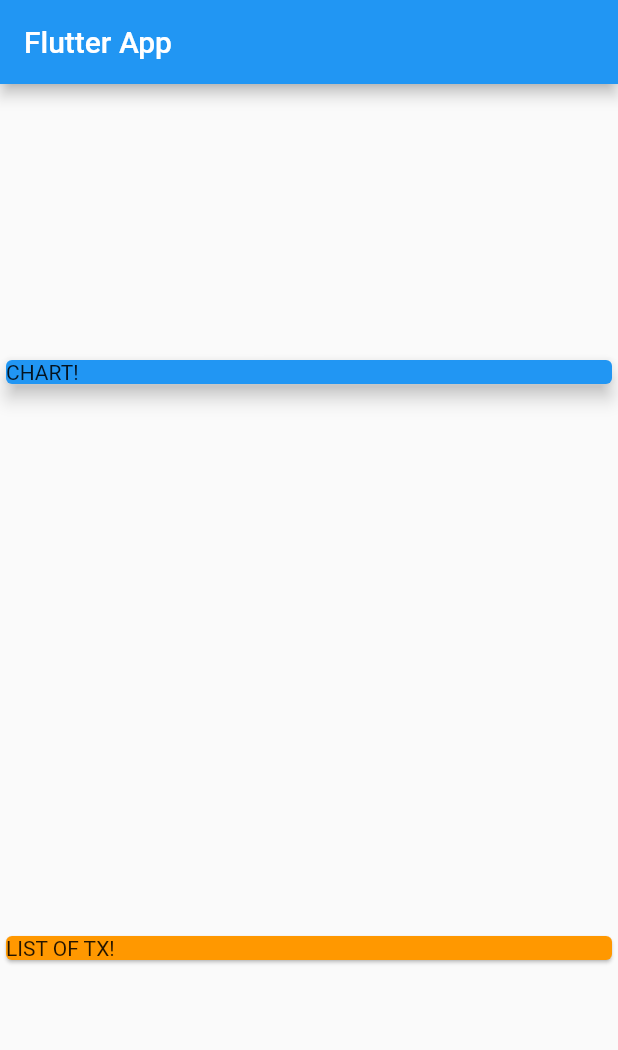
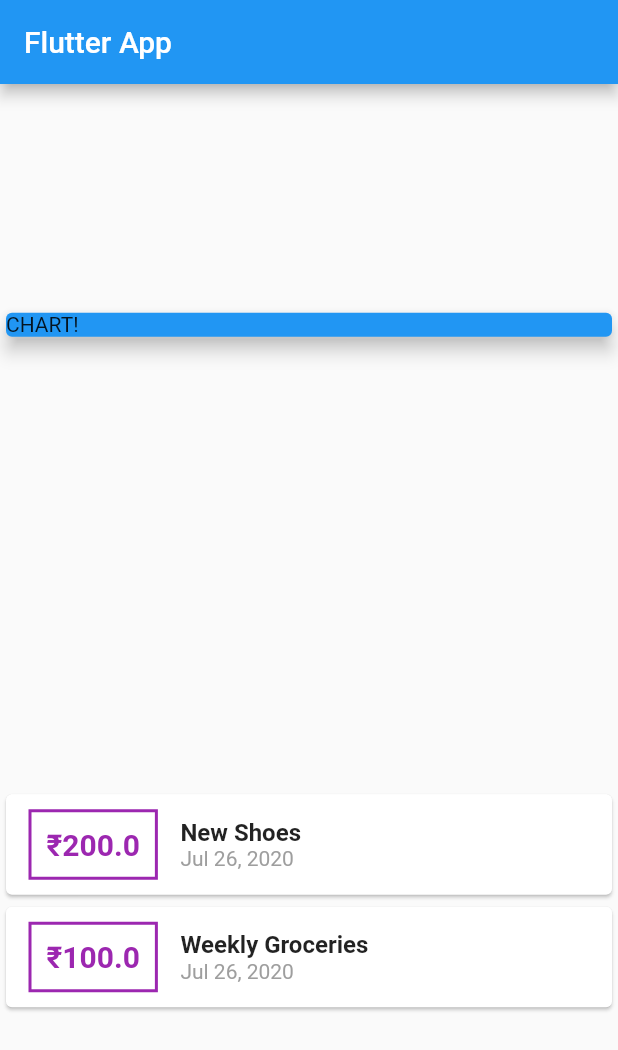
Before and after one commit to xybercommander/expense_app, a Flutter app: the screen it shows after launch, on a phone screen of 412 x 824 dp. Shown: the top 1050 px of the screen. Run offline on Flutter 3.47's test engine with Material 2 defaults, Android fonts, the phone set to English and light mode, and no system bars.

Commit message:
added intl package

```diff
--- a/lib/main.dart
+++ b/lib/main.dart
@@ -1,5 +1,6 @@
 import 'package:expense_app/transaction.dart';
 import 'package:flutter/material.dart';
+import 'package:intl/intl.dart';
 
 void main() {
   runApp(MyApp());
@@ -19,8 +20,10 @@ class MyApp extends StatelessWidget {
 
 class MyHomePage extends StatelessWidget {
   final List<Transaction> transactions = [
-    Transaction(id: 't1', title: 'New Shoes', amount: 200, date: DateTime.now()),
-    Transaction(id: 't2', title: 'Weekly Groceries', amount: 100, date: DateTime.now()),
+    Transaction(
+        id: 't1', title: 'New Shoes', amount: 200, date: DateTime.now()),
+    Transaction(
+        id: 't2', title: 'Weekly Groceries', amount: 100, date: DateTime.now()),
   ];
 
   @override
@@ -41,10 +44,42 @@ class MyHomePage extends StatelessWidget {
                 elevation: 5,
               ),
             ),
-            Card(
-              color: Colors.orange,
-              child: Text("LIST OF TX!"),
-            ),
+            Column(
+              children: transactions.map((tx) {
+                return Card(
+                  child: Row(
+                    children: <Widget>[
+                      Container(
+                        margin: EdgeInsets.symmetric(vertical: 10, horizontal: 15),
+                        decoration: BoxDecoration(
+                          border: Border.all(color: Colors.purple, width: 2)
+                        ),
+                        padding: EdgeInsets.all(10),
+                        child: Text('₹${tx.amount}',
+                          style: TextStyle(
+                            fontWeight: FontWeight.bold,
+                            fontSize: 20,
+                            color: Colors.purple
+                        ),),
+                      ),
+                      Column(
+                        crossAxisAlignment: CrossAxisAlignment.start,
+                        children: <Widget>[
+                          Text(tx.title, style: TextStyle(
+                            fontSize: 16,
+                            fontWeight: FontWeight.bold
+                          ),),
+                          Text(DateFormat.yMMMd().format(tx.date),
+                          style: TextStyle(
+                            color: Colors.grey,
+                          ),)
+                        ],
+                      )
+                    ],
+                  ),
+                );
+              }).toList(),
+            )
           ],
         ));
   }
--- a/pubspec.yaml
+++ b/pubspec.yaml
@@ -23,11 +23,11 @@ environment:
 dependencies:
   flutter:
     sdk: flutter
-
-
+  intl: ^0.16.1
   # The following adds the Cupertino Icons font to your application.
   # Use with the CupertinoIcons class for iOS style icons.
   cupertino_icons: ^0.1.3
+
 
 dev_dependencies:
   flutter_test:
```
Also changed, not shown: pubspec.lock.
